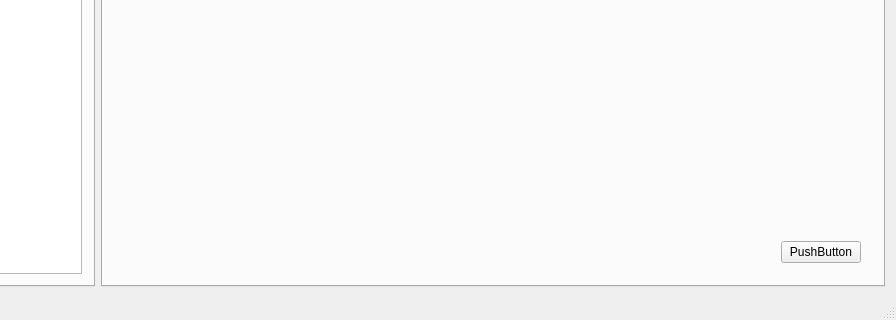
First picture: the form in OverwatchPlayerLog/UI/MainWindow.ui, repository yxbh/Overwatch-Player-Log, before the edit; both pictures show x 178 to 1074 and y 397 to 717 of the 1074 by 717 pixel window.
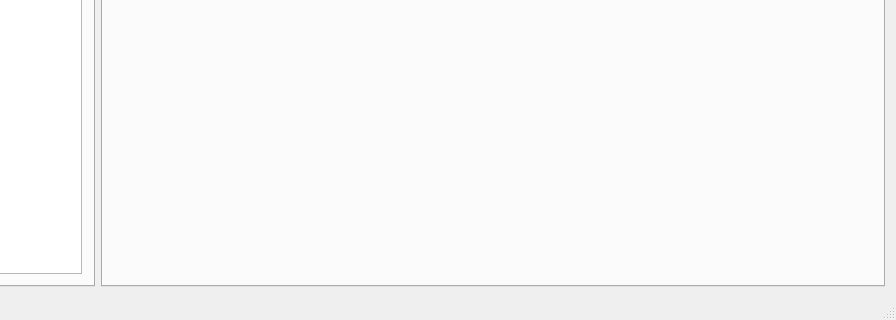
Second picture: the form after the edit. The open tabs and pages were chosen to show the change.

Commit message: remove unused UI

```diff
--- a/OverwatchPlayerLog/UI/MainWindow.ui
+++ b/OverwatchPlayerLog/UI/MainWindow.ui
@@ -74,70 +74,7 @@
          <attribute name="title">
           <string>Page</string>
          </attribute>
-         <layout class="QVBoxLayout" name="verticalLayout_5">
-          <item>
-           <widget class="QStackedWidget" name="stackedWidget">
-            <property name="autoFillBackground">
-             <bool>false</bool>
-            </property>
-            <property name="currentIndex">
-             <number>0</number>
-            </property>
-            <widget class="QWidget" name="page_3">
-             <layout class="QVBoxLayout" name="verticalLayout_6">
-              <item>
-               <widget class="QListWidget" name="listWidget"/>
-              </item>
-             </layout>
-            </widget>
-            <widget class="QWidget" name="page_4">
-             <layout class="QVBoxLayout" name="verticalLayout_8">
-              <item>
-               <layout class="QVBoxLayout" name="verticalLayout_7">
-                <item>
-                 <spacer name="verticalSpacer">
-                  <property name="orientation">
-                   <enum>Qt::Vertical</enum>
-                  </property>
-                  <property name="sizeHint" stdset="0">
-                   <size>
-                    <width>20</width>
-                    <height>40</height>
-                   </size>
-                  </property>
-                 </spacer>
-                </item>
-                <item>
-                 <layout class="QHBoxLayout" name="horizontalLayout_3">
-                  <item>
-                   <spacer name="horizontalSpacer">
-                    <property name="orientation">
-                     <enum>Qt::Horizontal</enum>
-                    </property>
-                    <property name="sizeHint" stdset="0">
-                     <size>
-                      <width>40</width>
-                      <height>20</height>
-                     </size>
-                    </property>
-                   </spacer>
-                  </item>
-                  <item>
-                   <widget class="QPushButton" name="pushButton">
-                    <property name="text">
-                     <string>PushButton</string>
-                    </property>
-                   </widget>
-                  </item>
-                 </layout>
-                </item>
-               </layout>
-              </item>
-             </layout>
-            </widget>
-           </widget>
-          </item>
-         </layout>
+         <layout class="QVBoxLayout" name="verticalLayout_5"/>
         </widget>
        </widget>
       </item>
```
